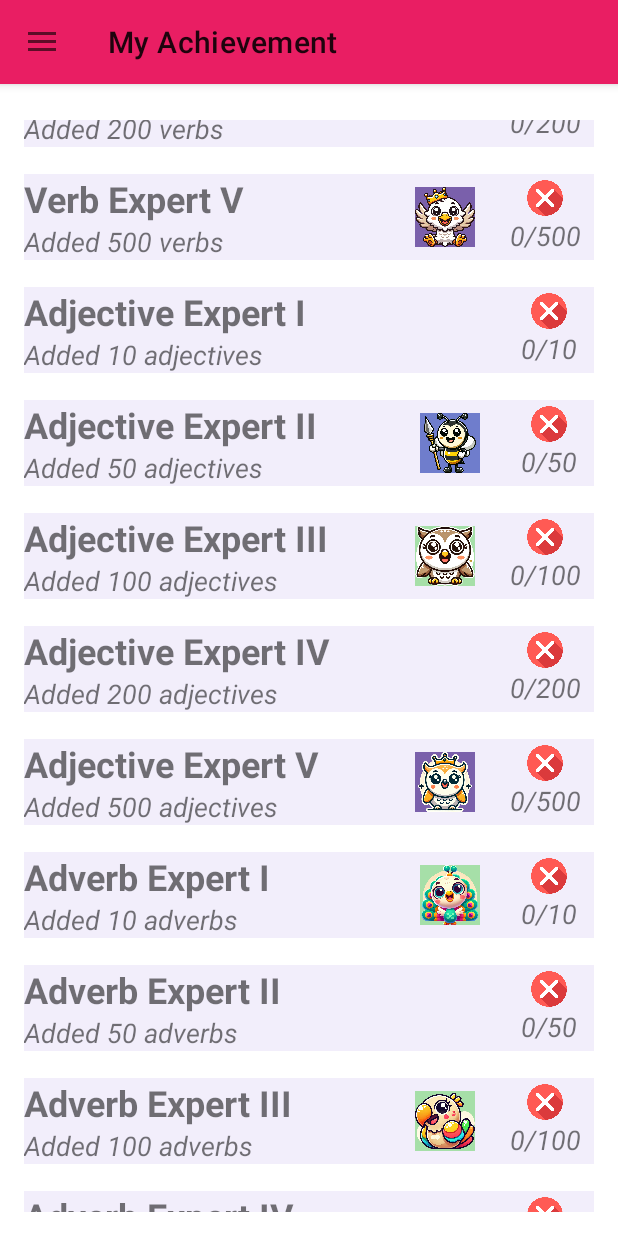
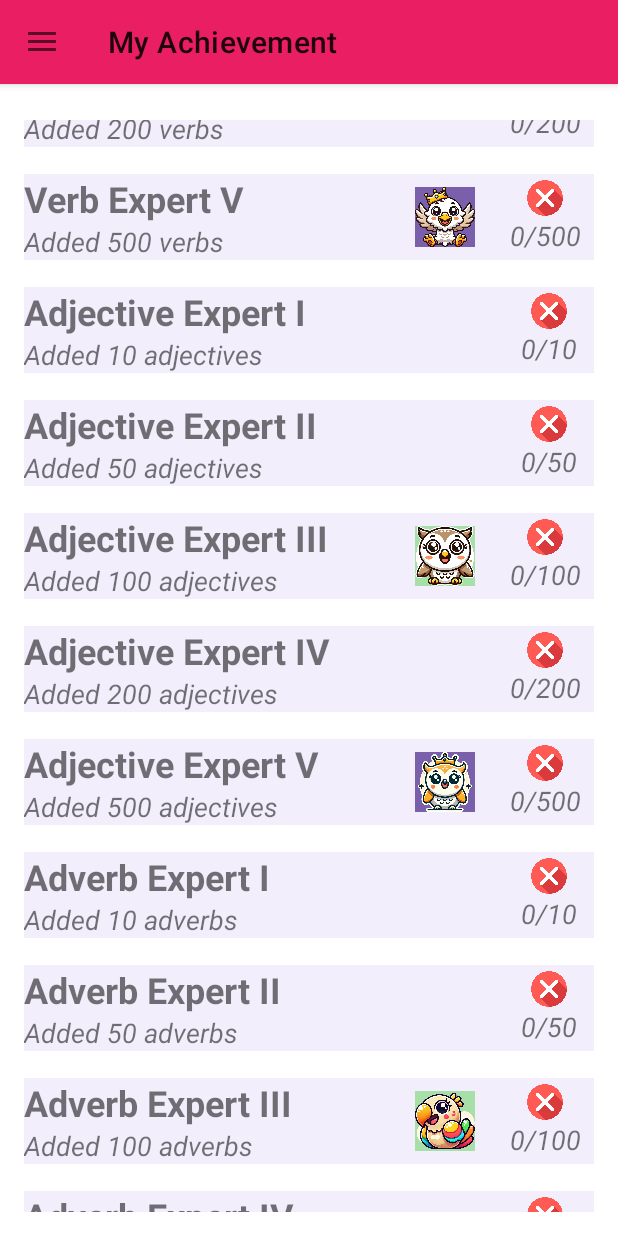
Before and after one commit to Lelekhoa1812/Linguaphile, an Android app: the MyAchievementFragment screen opened through its navigation route, scrolled down 1018 dp, on a phone screen of 412 x 824 dp. Run offline under Robolectric (Android 15) with nearby library versions, the phone set to English and light mode, and no system bars; our stand-ins replace Room's generated code, data binding, navigation-ui.

Commit message:
Twenty Fifth commit. Solve error on prev commit, adding ?run execution clearing out avatar img, frame and background for null imageRes achievement item.

```diff
--- a/app/src/main/java/com/example/linguaphile/adapters/AchievementAdapter.kt
+++ b/app/src/main/java/com/example/linguaphile/adapters/AchievementAdapter.kt
@@ -1,6 +1,7 @@
 package com.example.linguaphile.adapters
 
 import android.annotation.SuppressLint
+import android.util.Log
 import android.view.LayoutInflater
 import android.view.View
 import android.view.ViewGroup
@@ -69,7 +70,13 @@
             holder.achievementUnlockImage.setImageResource(it) // Set image resource if null, skipped
             holder.achievementUnlockFrame.setImageResource(R.drawable.frame) // Set frame if there is the resource
             holder.achievementUnlockImage.setBackgroundColor(getBackgroundColorForImage(achievement.unlockImageResId, holder.achievementUnlockImage)) // Set background color on class
+        }?: run {
+            // Clear the image, background and frame if the resource is null
+            holder.achievementUnlockImage.setImageDrawable(null) // clear avatar img
+            holder.achievementUnlockImage.setBackgroundColor(ContextCompat.getColor(holder.itemView.context, android.R.color.transparent)) // Set to transparent to clear background for null imageRes
+            holder.achievementUnlockFrame.setImageDrawable(null) // Clear frame img
         }
+        Log.d("AchievementAdapter", "${achievement.name}: ${achievement.unlockImageResId}") // Logging name match img resource
         // Set image resource dynamically on achievement task status (yes or no drawable resource)
         holder.achievementStatusImage.setImageResource(achievement.status)
         // Map the current progress to bind statusThreshold TextView by the Achievement id (set null to error signifying nullable or data failure)
```
